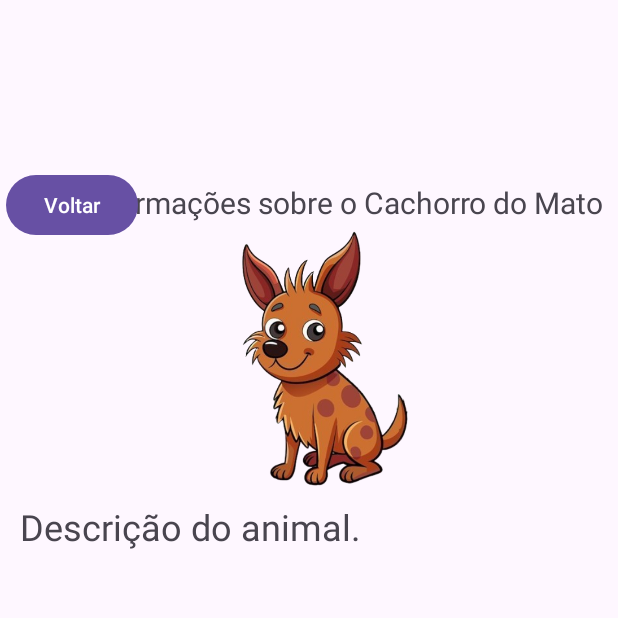
After one commit to FaculdadeVidaTerrestre/App_Vida_Terrestre, an Android app: the CachorroMatoInfoActivity screen opened directly, with no data from a screen before it, on a phone screen of 412 x 824 dp, the top half of it. The commit adds this screen. Run offline under Robolectric (Android 15) with nearby library versions, the phone set to English and light mode, and no system bars.

Commit message:
vida_terrestre_add_icons_v6

```diff
--- /dev/null
+++ b/app/src/main/java/com/example/vidaterrestre/CachorroMatoInfoActivity.java
@@ -0,0 +1,33 @@
+package com.example.vidaterrestre;
+
+import android.os.Bundle;
+import android.widget.Button;
+import android.widget.ImageView;
+import android.widget.TextView;
+
+import androidx.activity.EdgeToEdge;
+import androidx.appcompat.app.AppCompatActivity;
+import androidx.core.graphics.Insets;
+import androidx.core.view.ViewCompat;
+import androidx.core.view.WindowInsetsCompat;
+
+public class CachorroMatoInfoActivity extends AppCompatActivity {
+
+    @Override
+    protected void onCreate(Bundle savedInstanceState) {
+        super.onCreate(savedInstanceState);
+        setContentView(R.layout.activity_cachorro_mato_info);
+
+        // Referências para os elementos da UI
+        TextView titleTextView = findViewById(R.id.cachorro_title);
+        ImageView imageView = findViewById(R.id.cachorro_id);
+        Button backButton = findViewById(R.id.button_back);
+
+        titleTextView.setText("Informações sobre o Cachorro do Mato");
+        imageView.setImageResource(R.drawable.cachorro_do_mato_icon);
+
+        // Botão de voltar
+        backButton.setOnClickListener(v -> finish());
+
+    }
+}
--- /dev/null
+++ b/app/src/main/res/layout/activity_cachorro_mato_info.xml
@@ -0,0 +1,51 @@
+<?xml version="1.0" encoding="utf-8"?>
+<RelativeLayout xmlns:android="http://schemas.android.com/apk/res/android"
+    xmlns:app="http://schemas.android.com/apk/res-auto"
+    xmlns:tools="http://schemas.android.com/tools"
+    android:id="@+id/main"
+    android:layout_width="match_parent"
+    android:layout_height="match_parent"
+    tools:context=".CachorroMatoInfoActivity">
+
+    <ImageView
+        android:id="@+id/cachorro_id"
+        android:layout_width="216dp"
+        android:layout_height="281dp"
+        android:layout_alignParentEnd="true"
+        android:layout_alignParentBottom="true"
+        android:layout_marginEnd="91dp"
+        android:layout_marginBottom="440dp"
+        app:srcCompat="@drawable/cachorro_do_mato_icon" />
+
+    <TextView
+        android:id="@+id/cachorro_desc"
+        android:layout_width="381dp"
+        android:layout_height="117dp"
+        android:layout_alignParentEnd="true"
+        android:layout_alignParentBottom="true"
+        android:layout_marginEnd="17dp"
+        android:layout_marginBottom="372dp"
+        android:text="Descrição do animal."
+        android:textSize="24sp" />
+
+    <TextView
+        android:id="@+id/cachorro_title"
+        android:layout_width="wrap_content"
+        android:layout_height="wrap_content"
+        android:layout_alignParentEnd="true"
+        android:layout_alignParentBottom="true"
+        android:layout_marginEnd="9dp"
+        android:layout_marginBottom="675dp"
+        android:text="Informações do Cachorro do Mato"
+        android:textSize="20sp" />
+
+    <Button
+        android:id="@+id/button_back"
+        android:layout_width="wrap_content"
+        android:layout_height="wrap_content"
+        android:layout_alignParentEnd="true"
+        android:layout_alignParentBottom="true"
+        android:layout_marginEnd="320dp"
+        android:layout_marginBottom="663dp"
+        android:text="Voltar" />
+</RelativeLayout>
--- a/app/src/main/res/values/themes.xml
+++ b/app/src/main/res/values/themes.xml
@@ -8,12 +8,4 @@
 
 <style name="Theme.Vidaterrestre" parent="Base.Theme.Vidaterrestre" />
 
-<style name="Theme.AppCompat.Light.NoActionBar.FullScreen" parent="@style/Theme.AppCompat.Light.NoActionBar">
-    <item name="android:windowNoTitle">true</item>
-    <item name="android:windowActionBar">false</item>
-    <item name="android:windowFullscreen">true</item>
-    <item name="android:windowContentOverlay">@null</item>
-</style>
-
-
 </resources>
```
Also changed, not shown: app/src/main/AndroidManifest.xml (+37 -87 lines), app/src/main/java/com/example/vidaterrestre/CervoPantanalInfoActivity.java (added, +33 -0 lines), app/src/main/java/com/example/vidaterrestre/CurioInfoActivity.java (added, +32 -0 lines), app/src/main/java/com/example/vidaterrestre/JaguarundiInfoActivity.java (added, +33 -0 lines), app/src/main/java/com/example/vidaterrestre/MapHandler.java (+90 -5 lines), app/src/main/java/com/example/vidaterrestre/RatoMatoInfoActivity.java (added, +32 -0 lines), app/src/main/res/layout/activity_cervo_pantanal_info.xml (added, +51 -0 lines), app/src/main/res/layout/activity_curio_info.xml (added, +55 -0 lines), app/src/main/res/layout/activity_jaguarundi_info.xml (added, +51 -0 lines), app/src/main/res/layout/activity_rato_mato_info.xml (added, +53 -0 lines), app/src/main/res/drawable/cachorro_do_mato_icon.png (added), app/src/main/res/drawable/cervo_pantanal_icon.png (added), app/src/main/res/drawable/curio_icon.png (added), app/src/main/res/drawable/jaguarundi_icon.png (added), 1 more files.
